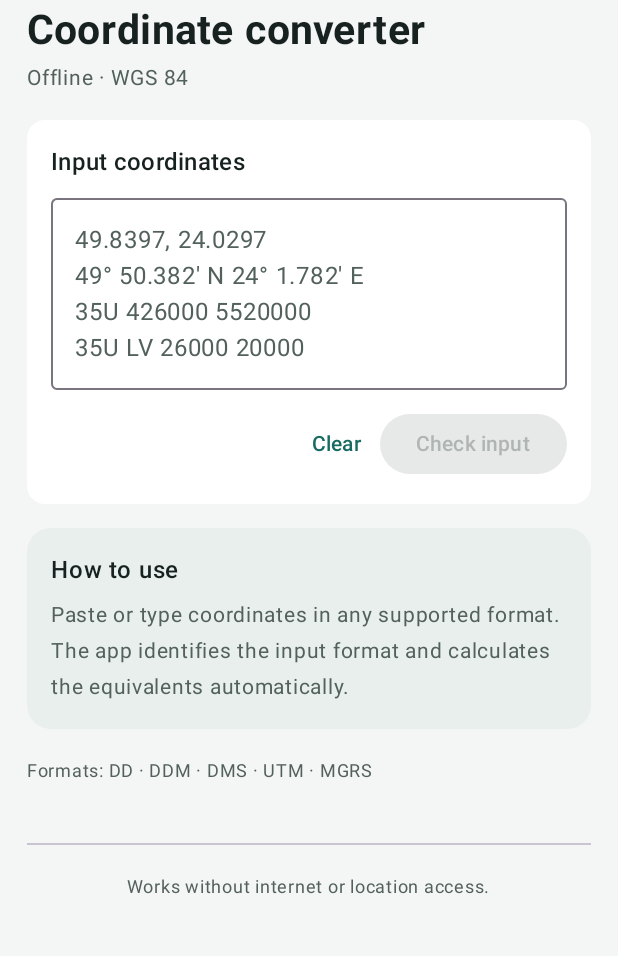
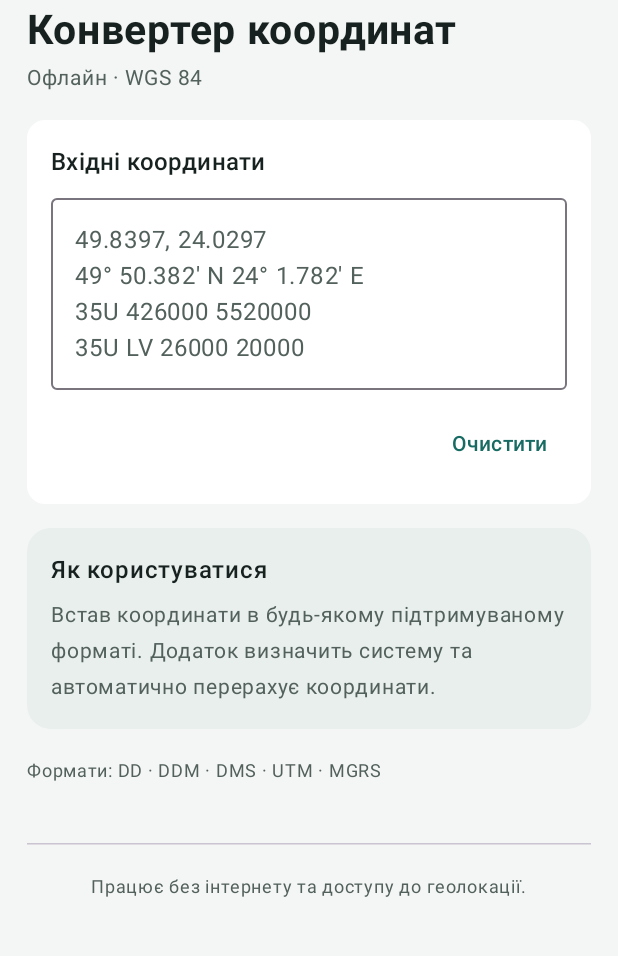
Before and after one commit to KostenkoGray/Coord-transfer, an Android app built with Jetpack Compose: the screen it shows after launch (MainActivity), on a phone screen of 412 x 824 dp, the part 66-1022 px from its top. Run offline under Robolectric (Android 15) with nearby library versions, the phone set to English and light mode, and no system bars.

Commit message:
Localize app interface and modernize divider

```diff
--- a/app/src/main/java/com/gray/coordtransfer/MainActivity.kt
+++ b/app/src/main/java/com/gray/coordtransfer/MainActivity.kt
@@ -16,10 +16,9 @@ import androidx.compose.foundation.verticalScroll
 import androidx.compose.material.icons.Icons
 import androidx.compose.material.icons.filled.ContentCopy
 import androidx.compose.material.icons.filled.Close
-import androidx.compose.material3.Button
 import androidx.compose.material3.Card
 import androidx.compose.material3.CardDefaults
-import androidx.compose.material3.Divider
+import androidx.compose.material3.HorizontalDivider
 import androidx.compose.material3.Icon
 import androidx.compose.material3.IconButton
 import androidx.compose.material3.MaterialTheme
@@ -112,13 +111,13 @@ private fun CoordinateConverterScreen() {
                     letterSpacing = 1.6.sp
                 )
                 Text(
-                    text = "Coordinate converter",
+                    text = "Конвертер координат",
                     color = MaterialTheme.colorScheme.onSurface,
                     fontSize = 27.sp,
                     fontWeight = FontWeight.Bold
                 )
                 Text(
-                    text = "Offline · WGS 84",
+                    text = "Офлайн · WGS 84",
                     color = MaterialTheme.colorScheme.onSurfaceVariant,
                     fontSize = 14.sp
                 )
@@ -136,7 +135,7 @@ private fun CoordinateConverterScreen() {
                     verticalArrangement = Arrangement.spacedBy(12.dp)
                 ) {
                     Text(
-                        text = "Input coordinates",
+                        text = "Вхідні координати",
                         style = MaterialTheme.typography.titleMedium,
                         fontWeight = FontWeight.SemiBold
                     )
@@ -159,7 +158,7 @@ private fun CoordinateConverterScreen() {
                                 IconButton(onClick = { input = "" }) {
                                     Icon(
                                         imageVector = Icons.Default.Close,
-                                        contentDescription = "Clear input"
+                                        contentDescription = "Очистити поле"
                                     )
                                 }
                             }
@@ -171,21 +170,7 @@ private fun CoordinateConverterScreen() {
                         verticalAlignment = Alignment.CenterVertically
                     ) {
                         TextButton(onClick = { input = "" }) {
-                            Text("Clear")
-                        }
-                        Button(
-                            onClick = {
-                                if (input.isNotBlank()) {
-                                    conversionResult?.exceptionOrNull()?.message?.let { message ->
-                                        scope.launch {
-                                            snackbarHostState.showSnackbar(message)
-                                        }
-                                    }
-                                }
-                            },
-                            enabled = input.isNotBlank() && conversionResult?.isFailure == true
-                        ) {
-                            Text("Check input")
+                            Text("Очистити")
                         }
                     }
                 }
@@ -194,12 +179,12 @@ private fun CoordinateConverterScreen() {
             when {
                 input.isBlank() -> {
                     InfoCard(
-                        title = "How to use",
-                        body = "Paste or type coordinates in any supported format. " +
-                            "The app identifies the input format and calculates the equivalents automatically."
+                        title = "Як користуватися",
+                        body = "Встав координати в будь-якому підтримуваному форматі. " +
+                            "Додаток визначить систему та автоматично перерахує координати."
                     )
                     Text(
-                        text = "Formats: DD · DDM · DMS · UTM · MGRS",
+                        text = "Формати: DD · DDM · DMS · UTM · MGRS",
                         color = MaterialTheme.colorScheme.onSurfaceVariant,
                         fontSize = 12.sp
                     )
@@ -207,13 +192,13 @@ private fun CoordinateConverterScreen() {
 
                 conversionResult?.isFailure == true -> {
                     InfoCard(
-                        title = "Could not recognize coordinates",
+                        title = "Не вдалося розпізнати координати",
                         body = conversionResult.exceptionOrNull()?.message
-                            ?: "Check the input format and try again.",
+                            ?: "Перевір формат координат і спробуй ще раз.",
                         isError = true
                     )
                     Text(
-                        text = "Examples: 49.8397, 24.0297 · 35U 426000 5520000 · 35U LV 26000 20000",
+                        text = "Приклади: 49.8397, 24.0297 · 35U 426000 5520000 · 35U LV 26000 20000",
                         color = MaterialTheme.colorScheme.onSurfaceVariant,
                         fontSize = 12.sp
                     )
@@ -233,7 +218,7 @@ private fun CoordinateConverterScreen() {
                             verticalArrangement = Arrangement.spacedBy(5.dp)
                         ) {
                             Text(
-                                text = "INPUT DETECTED",
+                                text = "ВИЯВЛЕНО ФОРМАТ",
                                 color = Color.White.copy(alpha = 0.78f),
                                 fontSize = 11.sp,
                                 fontWeight = FontWeight.Bold,
@@ -267,12 +252,12 @@ private fun CoordinateConverterScreen() {
                         verticalAlignment = Alignment.CenterVertically
                     ) {
                         Text(
-                            text = "Converted coordinates",
+                            text = "Результати перерахунку",
                             style = MaterialTheme.typography.titleLarge,
                             fontWeight = FontWeight.Bold
                         )
                         Text(
-                            text = conversion.outputs.size.toString() + " formats",
+                            text = conversion.outputs.size.toString() + " форматів",
                             color = MaterialTheme.colorScheme.onSurfaceVariant,
                             fontSize = 12.sp
                         )
@@ -285,7 +270,7 @@ private fun CoordinateConverterScreen() {
                                 clipboard.setText(AnnotatedString(output.value))
                                 scope.launch {
                                     snackbarHostState.showSnackbar(
-                                        output.title + " copied"
+                                        output.title + " — скопійовано"
                                     )
                                 }
                             }
@@ -293,8 +278,8 @@ private fun CoordinateConverterScreen() {
                     }
 
                     Text(
-                        text = "Projection calculations: WGS 84. UTM/MGRS are shown " +
-                            "for latitudes from 80°S to 84°N.",
+                        text = "Розрахунок за WGS 84. UTM/MGRS доступні " +
+                            "у широтах від 80° пд. ш. до 84° пн. ш.",
                         color = MaterialTheme.colorScheme.onSurfaceVariant,
                         fontSize = 12.sp
                     )
@@ -302,9 +287,9 @@ private fun CoordinateConverterScreen() {
             }
 
             Spacer(modifier = Modifier.height(4.dp))
-            Divider(color = MaterialTheme.colorScheme.outlineVariant)
+            HorizontalDivider(color = MaterialTheme.colorScheme.outlineVariant)
             Text(
-                text = "Works without internet or location access.",
+                text = "Працює без інтернету та доступу до геолокації.",
                 color = MaterialTheme.colorScheme.onSurfaceVariant,
                 fontSize = 12.sp,
                 modifier = Modifier.align(Alignment.CenterHorizontally)
@@ -352,7 +337,7 @@ private fun OutputCard(
             IconButton(onClick = onCopy) {
                 Icon(
                     imageVector = Icons.Default.ContentCopy,
-                    contentDescription = "Copy " + output.title,
+                    contentDescription = "Копіювати: " + output.title,
                     tint = MaterialTheme.colorScheme.primary
                 )
             }
```
